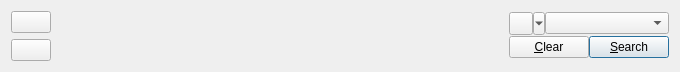
The window that Koo/ui/searchform.ui (xrg/openerp-client-kde) describes before a commit, drawn with Qt 5.
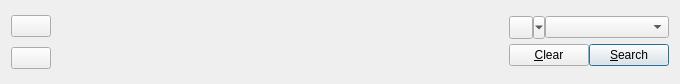
The same window after the commit. Icons and pictures are not drawn. Custom widgets are drawn as their Qt base class.

Commit message:
Search: preliminary support for 6.0 search forms
Took us a bit long, but it's here! The search forms of 6.0 are now
parsed and are partially functional.
Compatibility with 5.0 should hold, I hope.

```diff
--- a/Koo/ui/searchform.ui
+++ b/Koo/ui/searchform.ui
@@ -7,9 +7,15 @@
     <x>0</x>
     <y>0</y>
     <width>680</width>
-    <height>68</height>
+    <height>84</height>
    </rect>
   </property>
+  <property name="sizePolicy">
+   <sizepolicy hsizetype="Preferred" vsizetype="Fixed">
+    <horstretch>0</horstretch>
+    <verstretch>0</verstretch>
+   </sizepolicy>
+  </property>
   <property name="windowTitle">
    <string>Form</string>
   </property>
```
Left out of the diff: 1 changed line with no effect on the pictures. The commit also changes 7 other files.
